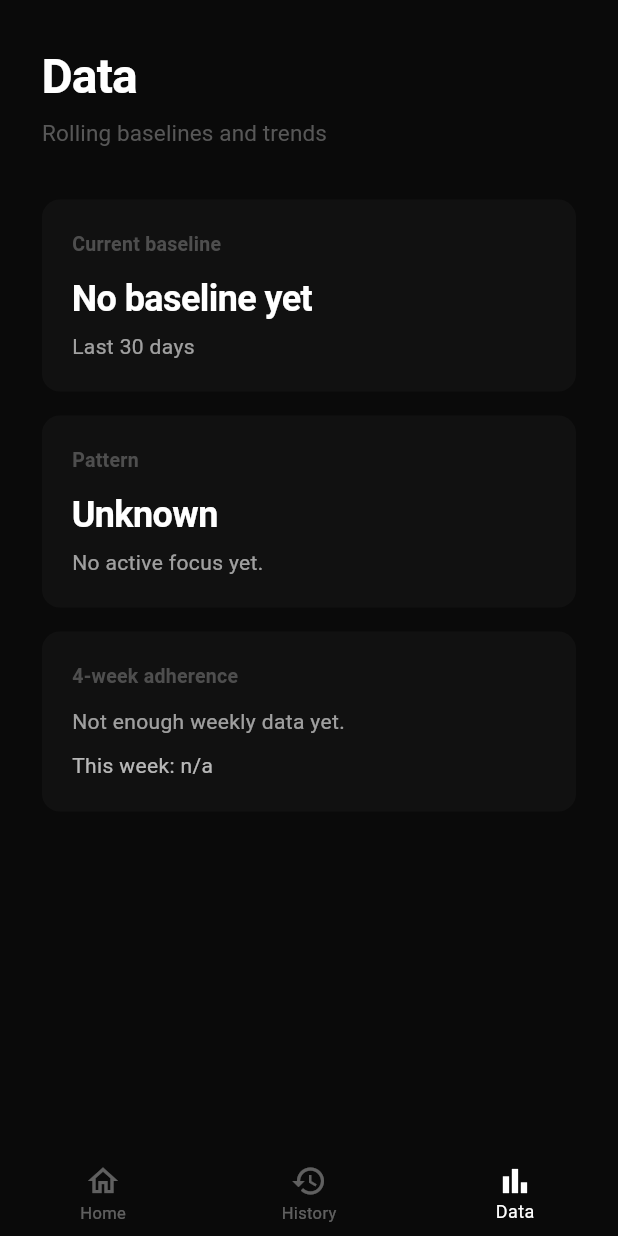
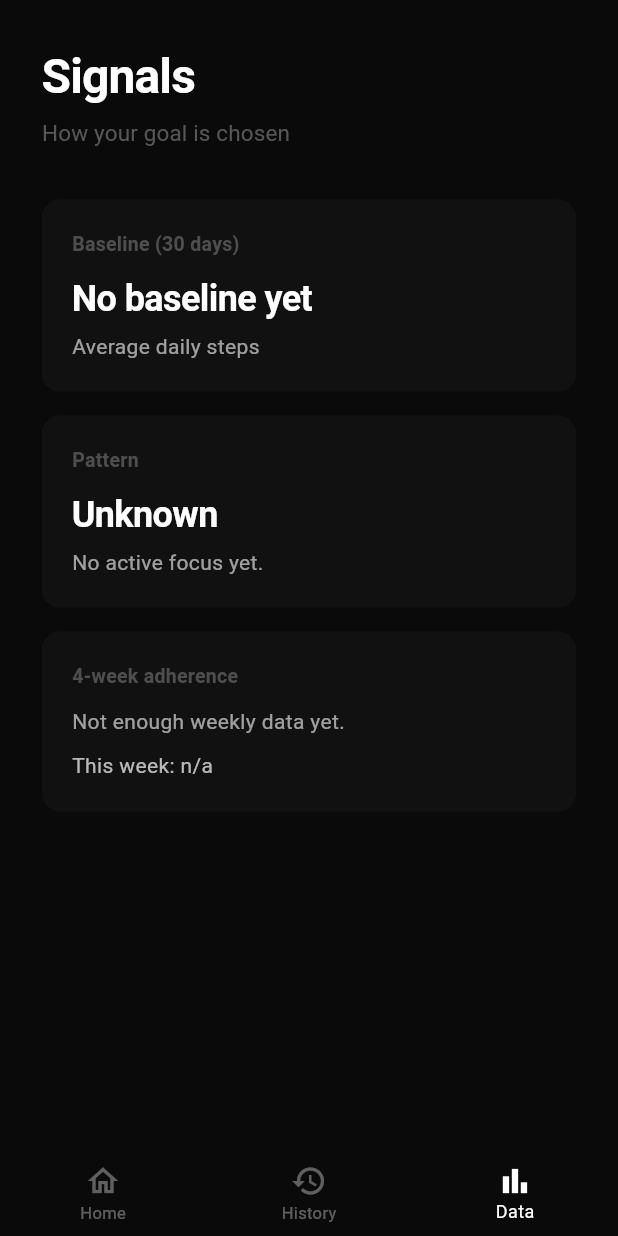
Before and after one commit to HardikSJain/puzzle-health, a Flutter app: the DataPage screen opened by its route, on a phone screen of 412 x 824 dp. Run offline on Flutter 3.47's test engine with Material 3 defaults, Android fonts, the phone set to English and light mode, and no system bars; our stand-ins replace go_router, logger, nanoid, shared_preferences; missing offline and left inert: health; accounts and stored records are empty.

Commit message:
chore(copy): unify product voice across onboarding, home, data, and history

```diff
--- a/lib/features/data/presentation/pages/data_page.dart
+++ b/lib/features/data/presentation/pages/data_page.dart
@@ -64,7 +64,7 @@ class _DataPageState extends State<DataPage> {
               crossAxisAlignment: CrossAxisAlignment.start,
               children: [
                 const Text(
-                  'Data',
+                  'Signals',
                   style: TextStyle(
                     fontSize: 32,
                     fontWeight: FontWeight.w700,
@@ -75,7 +75,7 @@ class _DataPageState extends State<DataPage> {
                 ),
                 const SizedBox(height: 8),
                 Text(
-                  'Rolling baselines and trends',
+                  'How your goal is chosen',
                   style: TextStyle(
                     fontSize: 15,
                     fontWeight: FontWeight.w400,
@@ -85,11 +85,11 @@ class _DataPageState extends State<DataPage> {
                 ),
                 const SizedBox(height: 32),
                 _buildBaselineCard(
-                  'Current baseline',
+                  'Baseline (30 days)',
                   baseline != null
                       ? '${baseline.avgSteps.round()} steps/day'
                       : 'No baseline yet',
-                  'Last 30 days',
+                  'Average daily steps',
                 ),
                 const SizedBox(height: 16),
                 _buildBaselineCard(
@@ -147,7 +147,7 @@ class _DataPageState extends State<DataPage> {
             ),
           const SizedBox(height: 8),
           Text(
-            latest != null ? 'This week: $latest%' : 'This week: n/a',
+            latest != null ? 'This week: $latest% on target' : 'This week: n/a',
             style: TextStyle(
               fontSize: 14,
               color: AppColor.primaryTextColor.withValues(alpha: 0.7),
--- a/lib/features/home/presentation/pages/home_page.dart
+++ b/lib/features/home/presentation/pages/home_page.dart
@@ -192,7 +192,7 @@ class _HomePageState extends State<HomePage> {
         crossAxisAlignment: CrossAxisAlignment.start,
         children: [
           Text(
-            'Weekly progress',
+            'This week',
             style: TextStyle(
               fontSize: 12,
               fontWeight: FontWeight.w600,
@@ -214,7 +214,7 @@ class _HomePageState extends State<HomePage> {
 
   Widget _buildWeekStatus(WeekProgress progress) {
     return Text(
-      '${progress.daysCompleted}/7 days complete',
+      '${progress.daysCompleted}/7 days on target',
       style: TextStyle(
         fontSize: 16,
         fontWeight: FontWeight.w600,
@@ -228,8 +228,8 @@ class _HomePageState extends State<HomePage> {
     if (rating != null) {
       return Text(
         rating
-            ? 'You marked this week\'s goal as a good fit.'
-            : 'You marked this week\'s goal as not a fit.',
+            ? 'Saved: goal felt right this week.'
+            : 'Saved: goal felt off this week.',
         style: TextStyle(
           fontSize: 13,
           color: AppColor.secondaryColor.withValues(alpha: 0.7),
@@ -241,7 +241,7 @@ class _HomePageState extends State<HomePage> {
       crossAxisAlignment: CrossAxisAlignment.start,
       children: [
         Text(
-          'Was this week\'s goal right for you?',
+          'Was this goal right for you this week?',
           style: TextStyle(
             fontSize: 14,
             color: AppColor.secondaryColor.withValues(alpha: 0.82),
--- a/lib/features/onboarding/presentation/pages/onboarding_health_permission_page.dart
+++ b/lib/features/onboarding/presentation/pages/onboarding_health_permission_page.dart
@@ -108,7 +108,7 @@ class _OnboardingHealthPermissionPageState
                   Opacity(
                     opacity: _contentFade.value,
                     child: Text(
-                      'To find the right goal, we need to see how you move.',
+                      'To set your first goal, we need your recent health data.',
                       style: TextStyle(
                         fontSize: 18,
                         fontWeight: FontWeight.w400,
@@ -153,7 +153,7 @@ class _OnboardingHealthPermissionPageState
                     opacity: _buttonFade.value,
                     child: Center(
                       child: Text(
-                        'Read-only. Never shared.',
+                        'Read-only. Stored on your device.',
                         style: TextStyle(
                           fontSize: 13,
                           color: AppColor.secondaryColor.withValues(alpha: 0.6),
--- a/lib/features/onboarding/presentation/pages/onboarding_magic_page.dart
+++ b/lib/features/onboarding/presentation/pages/onboarding_magic_page.dart
@@ -23,11 +23,11 @@ class _OnboardingMagicPageState extends State<OnboardingMagicPage>
 
   // Analysis steps
   static const List<String> _steps = [
-    'Connecting to Health...',
-    'Fetching your last 30 days...',
-    'Processing your data...',
-    'Finding patterns...',
-    'Almost there...',
+    'Connecting to health data...',
+    'Reading your last 30 days...',
+    'Calculating baseline...',
+    'Identifying your pattern...',
+    'Preparing your first goal...',
   ];
 
   int _currentStep = 0;
@@ -249,8 +249,8 @@ class _OnboardingMagicPageState extends State<OnboardingMagicPage>
           duration: const Duration(milliseconds: 300),
           child: Text(
             _isComplete
-                ? 'Let\'s see what we found.'
-                : 'This will only take a moment.',
+                ? 'Your baseline is ready.'
+                : 'This takes a few seconds.',
             style: TextStyle(
               fontSize: 17,
               fontWeight: FontWeight.w400,
```
Also changed, not shown: lib/features/history/presentation/pages/history_page.dart (+5 -5 lines).
